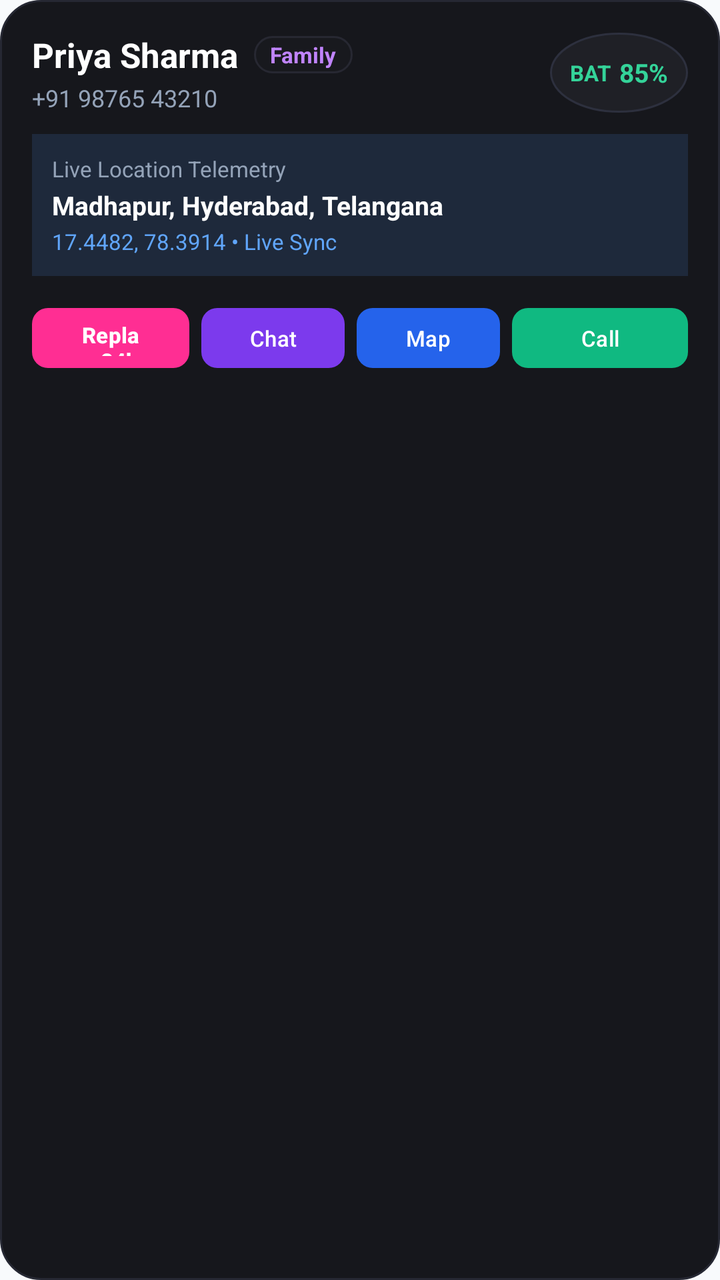
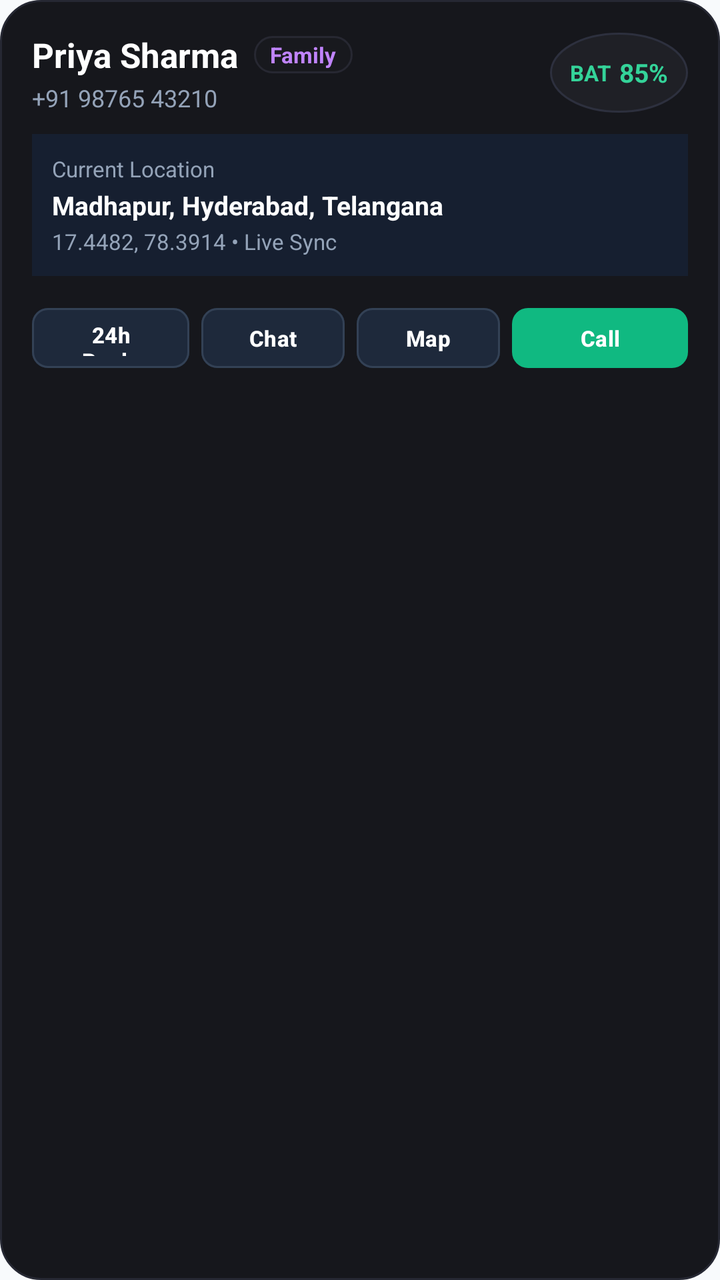

Before-and-after screenshots of an Android layout around one commit, followed by the original layout XML and the change that was made.
<!-- AndroidManifest.xml: application theme Theme.SheGuard -->
<!-- res/layout/item_guardian_ward_card.xml -->
<?xml version="1.0" encoding="utf-8"?>
<LinearLayout xmlns:android="http://schemas.android.com/apk/res/android"
    xmlns:app="http://schemas.android.com/apk/res-auto"
    android:layout_width="match_parent"
    android:layout_height="wrap_content"
    android:orientation="vertical"
    android:background="@drawable/bg_card_safety_dark"
    android:padding="16dp"
    android:layout_marginBottom="12dp">

    
    <LinearLayout
        android:layout_width="match_parent"
        android:layout_height="wrap_content"
        android:orientation="horizontal"
        android:gravity="center_vertical">

        <LinearLayout
            android:layout_width="0dp"
            android:layout_height="wrap_content"
            android:layout_weight="1"
            android:orientation="vertical">

            <LinearLayout
                android:layout_width="wrap_content"
                android:layout_height="wrap_content"
                android:orientation="horizontal"
                android:gravity="center_vertical">

                <TextView
                    android:id="@+id/tv_ward_name"
                    android:layout_width="wrap_content"
                    android:layout_height="wrap_content"
                    android:text="Priya Sharma"
                    android:textColor="#FFFFFF"
                    android:textSize="17sp"
                    android:textStyle="bold" />

                <TextView
                    android:id="@+id/tv_ward_relationship"
                    android:layout_width="wrap_content"
                    android:layout_height="wrap_content"
                    android:layout_marginStart="8dp"
                    android:background="@drawable/bg_monogram_badge"
                    android:paddingStart="8dp"
                    android:paddingEnd="8dp"
                    android:paddingTop="2dp"
                    android:paddingBottom="2dp"
                    android:text="Family"
                    android:textColor="#C084FC"
                    android:textSize="11sp"
                    android:textStyle="bold" />
            </LinearLayout>

            <TextView
                android:id="@+id/tv_ward_phone"
                android:layout_width="wrap_content"
                android:layout_height="wrap_content"
                android:layout_marginTop="2dp"
                android:text="+91 98765 43210"
                android:textColor="#94A3B8"
                android:textSize="12sp" />
        </LinearLayout>

        
        <LinearLayout
            android:id="@+id/layout_battery_badge"
            android:layout_width="wrap_content"
            android:layout_height="wrap_content"
            android:orientation="horizontal"
            android:gravity="center_vertical"
            android:background="@drawable/bg_circle_info"
            android:paddingStart="10dp"
            android:paddingEnd="10dp"
            android:paddingTop="4dp"
            android:paddingBottom="4dp">

            <TextView
                android:id="@+id/tv_battery_icon"
                android:layout_width="wrap_content"
                android:layout_height="wrap_content"
                android:text="BAT"
                android:textColor="#34D399"
                android:textSize="11sp"
                android:textStyle="bold" />

            <TextView
                android:id="@+id/tv_ward_battery"
                android:layout_width="wrap_content"
                android:layout_height="wrap_content"
                android:layout_marginStart="4dp"
                android:text="85%"
                android:textColor="#34D399"
                android:textSize="13sp"
                android:textStyle="bold" />
        </LinearLayout>
    </LinearLayout>

    
    <LinearLayout
        android:id="@+id/layout_ward_sos_banner"
        android:layout_width="match_parent"
        android:layout_height="wrap_content"
        android:background="#3B0808"
        android:padding="8dp"
        android:layout_marginTop="10dp"
        android:gravity="center_vertical"
        android:visibility="gone">

        <TextView
            android:layout_width="wrap_content"
            android:layout_height="wrap_content"
            android:text="ACTIVE SOS EMERGENCY BROADCASTED"
            android:textColor="#EF4444"
            android:textSize="12sp"
            android:textStyle="bold" />
    </LinearLayout>

    
    <LinearLayout
        android:layout_width="match_parent"
        android:layout_height="wrap_content"
        android:orientation="vertical"
        android:background="#1E293B"
        android:padding="10dp"
        android:layout_marginTop="10dp">

        <TextView
            android:layout_width="wrap_content"
            android:layout_height="wrap_content"
            android:text="Live Location Telemetry"
            android:textColor="#94A3B8"
            android:textSize="11sp" />

        <TextView
            android:id="@+id/tv_ward_address"
            android:layout_width="wrap_content"
            android:layout_height="wrap_content"
            android:layout_marginTop="2dp"
            android:text="Madhapur, Hyderabad, Telangana"
            android:textColor="#FFFFFF"
            android:textSize="13sp"
            android:textStyle="bold" />

        <TextView
            android:id="@+id/tv_ward_coords"
            android:layout_width="wrap_content"
            android:layout_height="wrap_content"
            android:layout_marginTop="2dp"
            android:text="17.4482, 78.3914 • Live Sync"
            android:textColor="#60A5FA"
            android:textSize="11sp" />
    </LinearLayout>

    
    <LinearLayout
        android:layout_width="match_parent"
        android:layout_height="wrap_content"
        android:orientation="horizontal"
        android:layout_marginTop="12dp"
        android:gravity="center_vertical">

        <com.google.android.material.button.MaterialButton
            android:id="@+id/btn_ward_replay"
            android:layout_width="0dp"
            android:layout_height="38dp"
            android:layout_weight="1.1"
            android:layout_marginEnd="6dp"
            android:text="Replay 24h"
            android:textSize="11sp"
            android:textStyle="bold"
            app:cornerRadius="8dp"
            app:backgroundTint="@color/colorPinkNeon" />

        <com.google.android.material.button.MaterialButton
            android:id="@+id/btn_ward_chat"
            android:layout_width="0dp"
            android:layout_height="38dp"
            android:layout_weight="1"
            android:layout_marginEnd="6dp"
            android:text="Chat"
            android:textSize="11sp"
            app:cornerRadius="8dp"
            app:backgroundTint="#7C3AED" />

        <com.google.android.material.button.MaterialButton
            android:id="@+id/btn_ward_map"
            android:layout_width="0dp"
            android:layout_height="38dp"
            android:layout_weight="1"
            android:layout_marginEnd="6dp"
            android:text="Map"
            android:textSize="11sp"
            app:cornerRadius="8dp"
            app:backgroundTint="#2563EB" />

        <com.google.android.material.button.MaterialButton
            android:id="@+id/btn_ward_call"
            android:layout_width="wrap_content"
            android:layout_height="38dp"
            android:text="Call"
            android:textSize="11sp"
            app:cornerRadius="8dp"
            app:backgroundTint="#10B981" />
    </LinearLayout>
</LinearLayout>
<!-- resources referenced by this layout -->
<resources>
  <color name="colorPinkNeon">#FF2E93</color>
  <!-- drawable bg_card_safety_dark (drawable) -->
  <?xml version="1.0" encoding="utf-8"?>
  <shape xmlns:android="http://schemas.android.com/apk/res/android"
      android:shape="rectangle">
      <solid android:color="#16171C" />
      <corners android:radius="20dp" />
      <stroke
          android:width="1dp"
          android:color="#262833" />
  </shape>
  <!-- drawable bg_circle_info (drawable) -->
  <?xml version="1.0" encoding="utf-8"?>
  <shape xmlns:android="http://schemas.android.com/apk/res/android"
      android:shape="oval">
      <solid android:color="#1F2026" />
      <size
          android:width="40dp"
          android:height="40dp" />
      <stroke
          android:width="1dp"
          android:color="#2D303E" />
  </shape>
  <!-- drawable bg_monogram_badge (drawable) -->
  <?xml version="1.0" encoding="utf-8"?>
  <shape xmlns:android="http://schemas.android.com/apk/res/android"
      android:shape="rectangle">
      <solid android:color="#18191E" />
      <corners android:radius="18dp" />
      <stroke
          android:width="1dp"
          android:color="#272832" />
  </shape>
  <style name="Theme.SheGuard" parent="Base.Theme.SheGuard" />
  <style name="Base.Theme.SheGuard" parent="Theme.Material3.DayNight.NoActionBar">
          
          <item name="android:statusBarColor">@android:color/transparent</item>
          <item name="android:windowLightStatusBar">true</item>
  
          
          <item name="android:navigationBarColor">@android:color/transparent</item>
          <item name="android:windowLightNavigationBar">true</item>
  
          
          <item name="colorPrimary">@color/colorPrimary</item>
          <item name="colorPrimaryVariant">@color/colorPrimaryDark</item>
          <item name="colorSecondary">@color/colorAccent</item>
          <item name="android:windowBackground">@color/surface_background</item>
          <item name="colorSurface">@color/surface_card</item>
          <item name="colorOnSurface">@color/textColorPrimary</item>
      </style>
  <color name="colorPrimary">#FF2E93</color>
  <color name="colorPrimaryDark">#D81173</color>
  <color name="colorAccent">#10B981</color>
  <color name="surface_background">#F8FAFC</color>
  <color name="surface_card">#FFFFFF</color>
  <color name="textColorPrimary">#0F172A</color>
</resources>

<!-- the commit's change to res/layout/item_guardian_ward_card.xml (unified diff, before → after) -->
@@ -121,14 +121,14 @@
         android:layout_width="match_parent"
         android:layout_height="wrap_content"
         android:orientation="vertical"
-        android:background="#1E293B"
+        android:background="#161F30"
         android:padding="10dp"
         android:layout_marginTop="10dp">
 
         <TextView
             android:layout_width="wrap_content"
             android:layout_height="wrap_content"
-            android:text="Live Location Telemetry"
+            android:text="Current Location"
             android:textColor="#94A3B8"
             android:textSize="11sp" />
 
@@ -148,7 +148,7 @@
             android:layout_height="wrap_content"
             android:layout_marginTop="2dp"
             android:text="17.4482, 78.3914 • Live Sync"
-            android:textColor="#60A5FA"
+            android:textColor="#94A3B8"
             android:textSize="11sp" />
     </LinearLayout>
 
@@ -166,11 +166,14 @@
             android:layout_height="38dp"
             android:layout_weight="1.1"
             android:layout_marginEnd="6dp"
-            android:text="Replay 24h"
-            android:textSize="11sp"
-            android:textStyle="bold"
-            app:cornerRadius="8dp"
-            app:backgroundTint="@color/colorPinkNeon" />
+            android:text="24h Replay"
+            android:textSize="11sp"
+            android:textStyle="bold"
+            app:cornerRadius="8dp"
+            android:textColor="#FFFFFF"
+            app:backgroundTint="#1E293B"
+            app:strokeColor="#334155"
+            app:strokeWidth="1dp" />
 
         <com.google.android.material.button.MaterialButton
             android:id="@+id/btn_ward_chat"
@@ -180,8 +183,12 @@
             android:layout_marginEnd="6dp"
             android:text="Chat"
             android:textSize="11sp"
-            app:cornerRadius="8dp"
-            app:backgroundTint="#7C3AED" />
+            android:textStyle="bold"
+            app:cornerRadius="8dp"
+            android:textColor="#FFFFFF"
+            app:backgroundTint="#1E293B"
+            app:strokeColor="#334155"
+            app:strokeWidth="1dp" />
 
         <com.google.android.material.button.MaterialButton
             android:id="@+id/btn_ward_map"
@@ -191,8 +198,12 @@
             android:layout_marginEnd="6dp"
             android:text="Map"
             android:textSize="11sp"
-            app:cornerRadius="8dp"
-            app:backgroundTint="#2563EB" />
+            android:textStyle="bold"
+            app:cornerRadius="8dp"
+            android:textColor="#FFFFFF"
+            app:backgroundTint="#1E293B"
+            app:strokeColor="#334155"
+            app:strokeWidth="1dp" />
 
         <com.google.android.material.button.MaterialButton
             android:id="@+id/btn_ward_call"
@@ -200,7 +211,9 @@
             android:layout_height="38dp"
             android:text="Call"
             android:textSize="11sp"
-            app:cornerRadius="8dp"
+            android:textStyle="bold"
+            app:cornerRadius="8dp"
+            android:textColor="#FFFFFF"
             app:backgroundTint="#10B981" />
     </LinearLayout>
 </LinearLayout>
<!-- resource entries referenced after the edit -->
@@ -1,6 +1,5 @@
 <!-- resources referenced by this layout -->
 <resources>
-  <color name="colorPinkNeon">#FF2E93</color>
   <!-- drawable bg_card_safety_dark (drawable) -->
   <?xml version="1.0" encoding="utf-8"?>
   <shape xmlns:android="http://schemas.android.com/apk/res/android"
